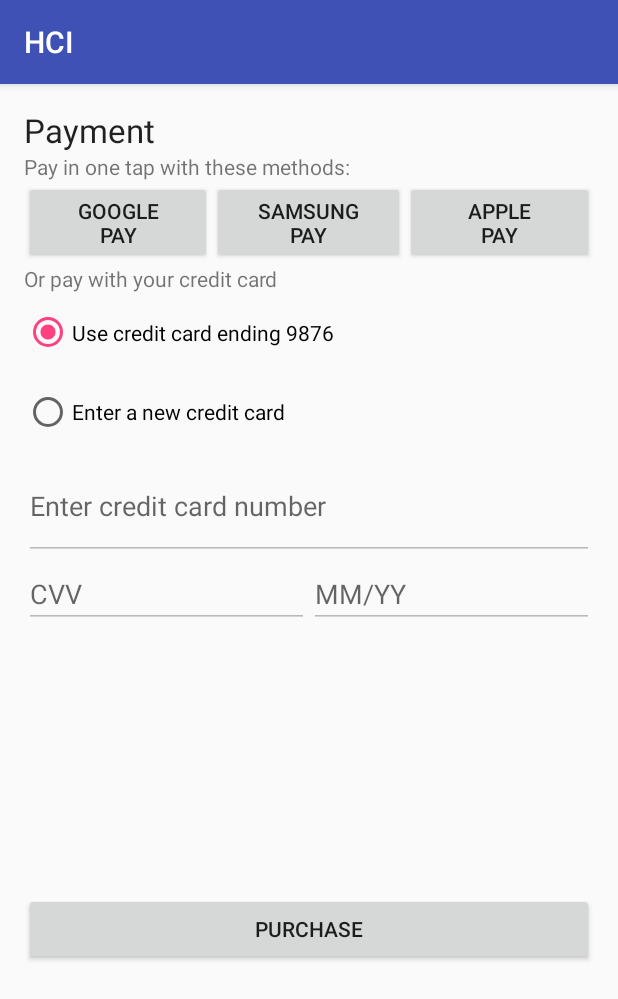
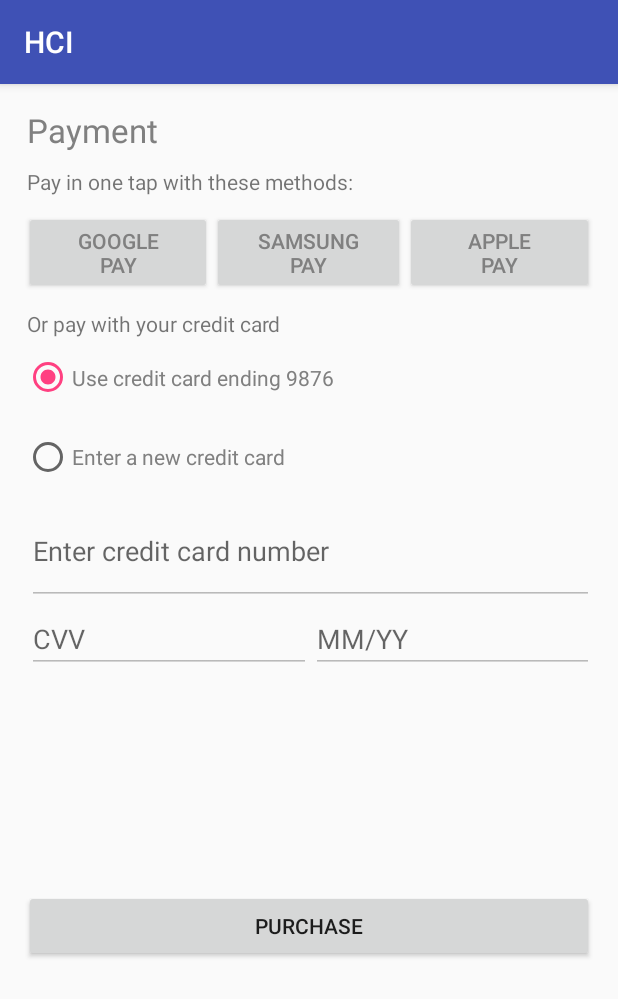
Before and after one commit to seokjunbing/hci, an Android app: the Payment screen opened directly, with no data from a screen before it, on a phone screen of 412 x 824 dp. Shown: the top 999 px of the screen. Run offline under Robolectric (Android 15) with nearby library versions, the phone set to English and light mode, and no system bars.

Commit message:
updated design

```diff
--- a/app/src/main/res/layout/activity_payment.xml
+++ b/app/src/main/res/layout/activity_payment.xml
@@ -18,18 +18,23 @@
             android:id="@+id/textView2"
             android:layout_width="match_parent"
             android:layout_height="wrap_content"
+            android:layout_marginBottom="10dp"
+            android:layout_marginLeft="2dp"
             android:text="Payment"
-            android:textAppearance="@android:style/TextAppearance.Material.Large" />
+            android:textAppearance="@android:style/TextAppearance.Material.Large"
+            android:textColor="@android:color/tab_indicator_text" />
 
         <TextView
             android:id="@+id/textView3"
             android:layout_width="match_parent"
             android:layout_height="wrap_content"
+            android:layout_marginLeft="2dp"
             android:text="Pay in one tap with these methods:" />
 
         <LinearLayout
             android:layout_width="match_parent"
             android:layout_height="wrap_content"
+            android:layout_marginTop="10dp"
             android:orientation="horizontal">
 
             <Button
@@ -37,6 +42,7 @@
                 android:layout_width="wrap_content"
                 android:layout_height="wrap_content"
                 android:layout_weight="1"
+                android:textColor="@android:color/tab_indicator_text"
                 android:text="Google\nPay" />
 
             <Button
@@ -44,6 +50,7 @@
                 android:layout_width="wrap_content"
                 android:layout_height="wrap_content"
                 android:layout_weight="1"
+                android:textColor="@android:color/tab_indicator_text"
                 android:text="Samsung\nPay" />
 
             <Button
@@ -51,6 +58,7 @@
                 android:layout_width="wrap_content"
                 android:layout_height="wrap_content"
                 android:layout_weight="1"
+                android:textColor="@android:color/tab_indicator_text"
                 android:text="Apple\nPay" />
         </LinearLayout>
 
@@ -58,6 +66,8 @@
             android:id="@+id/textView4"
             android:layout_width="match_parent"
             android:layout_height="wrap_content"
+            android:layout_marginLeft="2dp"
+            android:layout_marginTop="10dp"
             android:text="Or pay with your credit card" />
 
         <RadioGroup
@@ -70,6 +80,7 @@
                 android:layout_width="wrap_content"
                 android:layout_height="0dp"
                 android:layout_weight="1"
+                android:textColor="@android:color/tab_indicator_text"
                 android:text="Use credit card ending 9876" />
 
             <RadioButton
@@ -77,6 +88,7 @@
                 android:layout_width="wrap_content"
                 android:layout_height="0dp"
                 android:layout_weight="1"
+                android:textColor="@android:color/tab_indicator_text"
                 android:text="Enter a new credit card" />
 
             <LinearLayout
@@ -89,6 +101,7 @@
                     android:id="@+id/editText2"
                     android:layout_width="match_parent"
                     android:layout_height="wrap_content"
+                    android:layout_marginLeft="2dp"
                     android:layout_weight="1"
                     android:ems="10"
                     android:enabled="false"
@@ -106,6 +119,7 @@
                         android:id="@+id/editText3"
                         android:layout_width="wrap_content"
                         android:layout_height="wrap_content"
+                        android:layout_marginLeft="2dp"
                         android:layout_weight="1"
                         android:ems="10"
                         android:enabled="false"
@@ -131,7 +145,7 @@
     <View
         android:id="@+id/view"
         android:layout_width="match_parent"
-        android:layout_height="150dp" />
+        android:layout_height="118dp" />
 
     <Button
         android:id="@+id/purchase"
```
